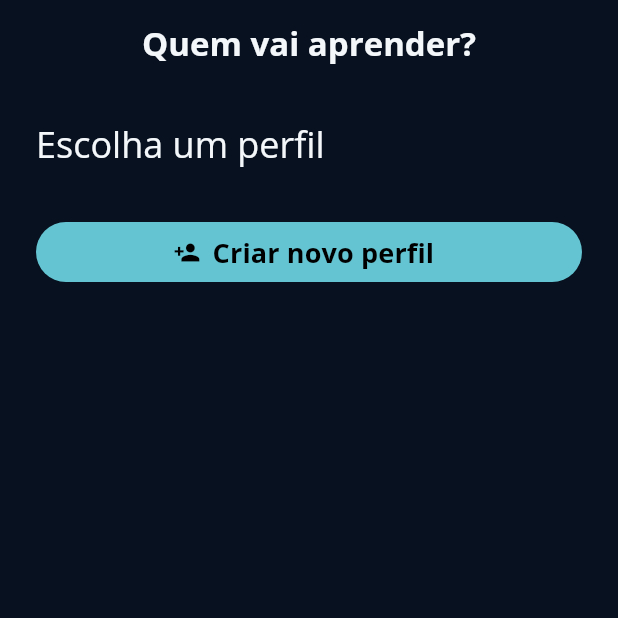
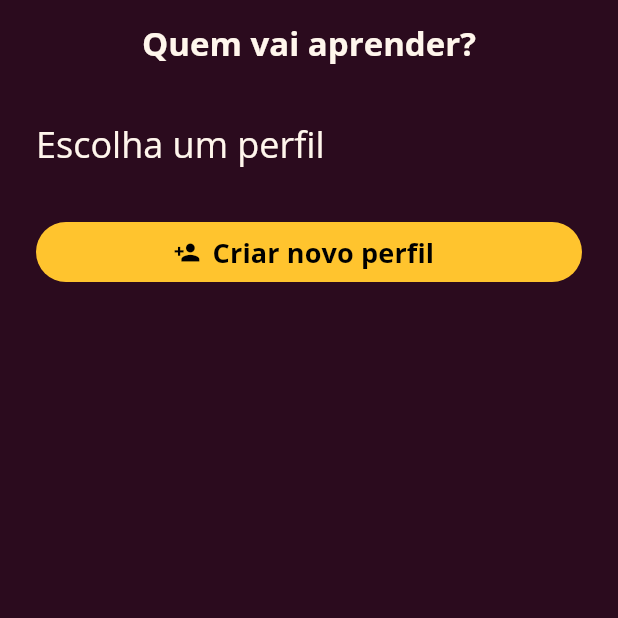
Before and after one commit to STI-Mobile/digitavox-criancas, a Flutter app: the screen it shows after launch, on a phone screen of 412 x 824 dp, the top half of it. Run offline on Flutter 3.47's test engine with Material 3 defaults, Android fonts, the phone set to English and light mode, and no system bars; our stand-ins replace audioplayers, shared_preferences; accounts and stored records are empty.

Commit message:
refactor: muda as cores da paleta atual para a paleta sugerida

```diff
--- a/lib/src/presentation/design_system/app_theme/dvx_app_theme.dart
+++ b/lib/src/presentation/design_system/app_theme/dvx_app_theme.dart
@@ -1,7 +1,6 @@
 import 'package:flutter/material.dart';
 
 import '../../../domain/progress/student_progress.dart';
-import '../brand/brand_colors.dart';
 import '../tokens/dvx_tokens.dart';
 
 abstract final class DvxAppTheme {
@@ -9,45 +8,48 @@ abstract final class DvxAppTheme {
       switch (preference) {
         AppThemePreference.standard => _build(
           brightness: Brightness.light,
-          background: const Color(0xFFF4F8FA),
-          surface: const Color(0xFFFFFFFF),
-          surfaceVariant: const Color(0xFFE8F2F5),
-          primary: const Color(0xFF087A91),
-          secondary: BrandColors.uspBlue,
-          accent: BrandColors.uspYellow,
-          textPrimary: const Color(0xFF172124),
-          textSecondary: const Color(0xFF526166),
-          success: const Color(0xFF287A4D),
-          error: const Color(0xFFB3261E),
-          focus: const Color(0xFFE19A00),
+          background: const Color(0xFFFFF4F7),
+          surface: const Color(0xFFF6D9E3),
+          surfaceVariant: const Color(0xFFF6D9E3),
+          primary: const Color(0xFF2B0B1E),
+          secondary: const Color(0xFF00707F),
+          accent: const Color(0xFFFFC42E),
+          textPrimary: const Color(0xFF2B0B1E),
+          textSecondary: const Color(0xFF2B0B1E),
+          success: const Color(0xFF00707F),
+          error: const Color(0xFFB34700),
+          focus: const Color(0xFF2B0B1E),
+          outline: const Color(0xFF2B0B1E),
         ),
         AppThemePreference.dark => _build(
           brightness: Brightness.dark,
-          background: const Color(0xFF07111F),
-          surface: const Color(0xFF101D2D),
-          surfaceVariant: const Color(0xFF172A3D),
-          primary: BrandColors.uspLightBlue,
-          secondary: const Color(0xFF72D6E3),
-          accent: BrandColors.uspYellow,
-          textPrimary: const Color(0xFFF4F7FA),
-          textSecondary: const Color(0xFFBBC8D4),
-          success: const Color(0xFF5DD39E),
-          error: const Color(0xFFFF8A80),
-          focus: const Color(0xFFFFD166),
+          background: const Color(0xFF2B0B1E),
+          surface: const Color(0xFF4A1634),
+          surfaceVariant: const Color(0xFF4A1634),
+          primary: const Color(0xFFFFC42E),
+          secondary: const Color(0xFF3DF2FF),
+          accent: const Color(0xFFFFC42E),
+          textPrimary: const Color(0xFFFFF6EC),
+          textSecondary: const Color(0xFFFFF6EC),
+          success: const Color(0xFF3DF2FF),
+          error: const Color(0xFFFF9F43),
+          focus: const Color(0xFFFFC42E),
+          outline: const Color(0xFFFFF6EC),
         ),
         AppThemePreference.highContrast => _build(
           brightness: Brightness.dark,
           background: const Color(0xFF000000),
           surface: const Color(0xFF000000),
-          surfaceVariant: const Color(0xFF121212),
-          primary: const Color(0xFF00D9F5),
-          secondary: const Color(0xFF00D9F5),
-          accent: const Color(0xFFFFD000),
+          surfaceVariant: const Color(0xFF000000),
+          primary: const Color(0xFFFFFF00),
+          secondary: const Color(0xFFFFFF00),
+          accent: const Color(0xFFFFFF00),
           textPrimary: const Color(0xFFFFFFFF),
           textSecondary: const Color(0xFFFFFFFF),
-          success: const Color(0xFF00FF66),
-          error: const Color(0xFFFF5252),
+          success: const Color(0xFFFFFF00),
+          error: const Color(0xFFFFFF00),
           focus: const Color(0xFFFFFF00),
+          outline: const Color(0xFFFFFFFF),
           highContrast: true,
         ),
       };
@@ -65,6 +67,7 @@ abstract final class DvxAppTheme {
     required Color success,
     required Color error,
     required Color focus,
+    required Color outline,
     bool highContrast = false,
   }) {
     final scheme = ColorScheme(
@@ -79,7 +82,7 @@ abstract final class DvxAppTheme {
       onSurface: textPrimary,
       tertiary: accent,
       onTertiary: _contrasting(accent),
-      outline: highContrast ? textPrimary : textSecondary,
+      outline: highContrast ? Colors.white : outline,
       outlineVariant: highContrast ? focus : surfaceVariant,
     );
     final base = ThemeData(
```
Also changed, not shown: lib/src/presentation/design_system/components/dvx_game_components.dart (+2 -18 lines), lib/src/presentation/design_system/course_theme/course_theme.dart (+25 -27 lines), 1 other file.
